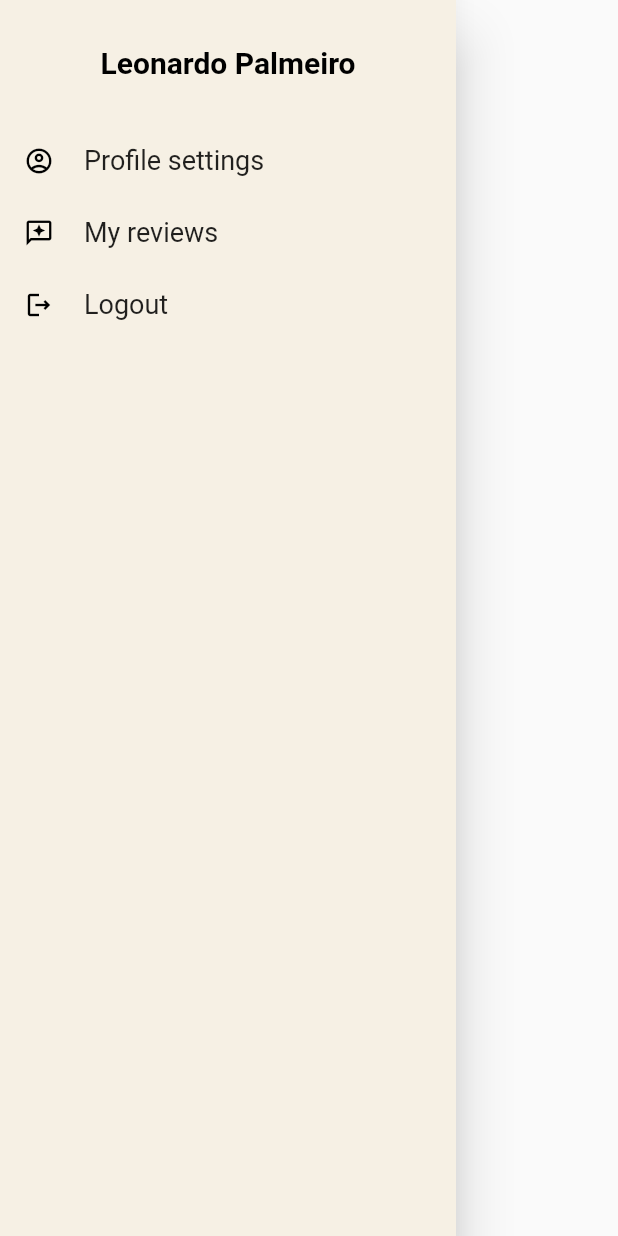
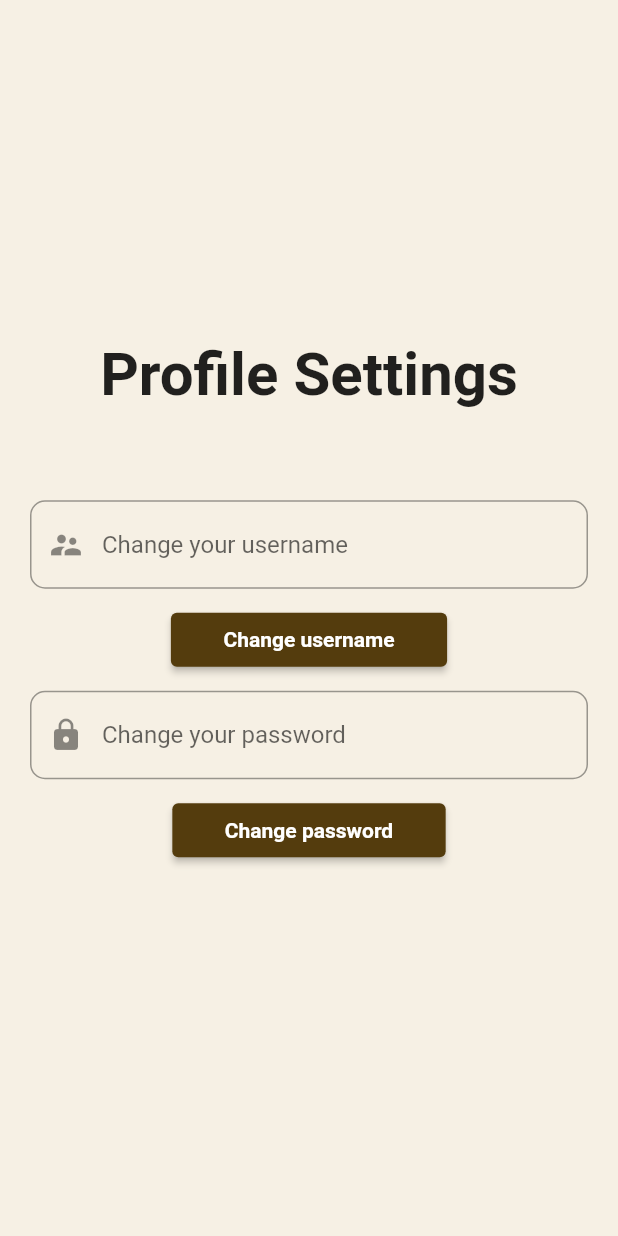
Before and after one commit to aryapangestu/Project_WTB-Travel, a Flutter app: the DrawerScreen widget shown alone on an empty page, opened directly, after a tap on "Profile settings", on a phone screen of 412 x 824 dp. Run offline on Flutter 3.47's test engine with Material 2 defaults, Android fonts, the light colour scheme and no system bars; our stand-ins replace flutter_rating_bar, nb_utils; missing offline and left inert: google_maps_widget; network calls fail.

Commit message:
update UI setting profile

```diff
--- a/EndUser_WTB-Travel/wtb_travel/lib/views/profile_screen.dart
+++ b/EndUser_WTB-Travel/wtb_travel/lib/views/profile_screen.dart
@@ -30,7 +30,14 @@ class _DrawwerScreenState extends State<DrawerScreen> {
             DrawerListTitle(
               iconData: Icons.account_circle_outlined,
               title: "Profile settings",
-              onTilePressed: () {},
+              onTilePressed: () {
+                Navigator.pushReplacement(
+                  context,
+                  MaterialPageRoute(
+                    builder: (context) => const SettingsProfile(),
+                  ),
+                );
+              },
             ),
             DrawerListTitle(
               iconData: Icons.reviews_outlined,
@@ -84,3 +91,125 @@ class DrawerListTitle extends StatelessWidget {
     );
   }
 }
+
+class SettingsProfile extends StatefulWidget {
+  const SettingsProfile({Key? key}) : super(key: key);
+
+  @override
+  State<SettingsProfile> createState() => _SettingsProfileState();
+}
+
+class _SettingsProfileState extends State<SettingsProfile> {
+  final _formKey = GlobalKey<FormState>();
+
+  var rememberValue = false;
+
+  @override
+  Widget build(BuildContext context) {
+    return Scaffold(
+      backgroundColor: const Color(0xfff6f0e4),
+      body: Container(
+        padding: const EdgeInsets.all(20),
+        child: Column(
+          mainAxisAlignment: MainAxisAlignment.center,
+          crossAxisAlignment: CrossAxisAlignment.center,
+          children: <Widget>[
+            const Text(
+              'Profile Settings',
+              style: TextStyle(
+                fontWeight: FontWeight.bold,
+                fontSize: 40,
+              ),
+            ),
+            const SizedBox(height: 60),
+            Form(
+              key: _formKey,
+              child: Column(
+                children: [
+                  TextFormField(
+                    validator: (value) {
+                      if (value == null || value.isEmpty) {
+                        return 'Please enter your username';
+                      }
+                      return null;
+                    },
+                    maxLines: 1,
+                    decoration: InputDecoration(
+                      hintText: 'Change your username',
+                      prefixIcon: const Icon(Icons.supervisor_account),
+                      focusedBorder: OutlineInputBorder(
+                        borderRadius: BorderRadius.circular(10),
+                        borderSide: const BorderSide(color: Color(0xff464544)),
+                      ),
+                      border: OutlineInputBorder(
+                          borderRadius: BorderRadius.circular(10),
+                          borderSide:
+                              const BorderSide(color: Color(0xff543c0d))),
+                    ),
+                  ),
+                  const SizedBox(
+                    height: 10,
+                  ),
+                  ElevatedButton(
+                    onPressed: () {},
+                    style: ElevatedButton.styleFrom(
+                        padding: const EdgeInsets.fromLTRB(35, 5, 35, 5),
+                        primary: const Color(0xff543c0d)),
+                    child: const Text(
+                      'Change username',
+                      style: TextStyle(
+                        fontWeight: FontWeight.bold,
+                      ),
+                    ),
+                  ),
+                  const SizedBox(
+                    height: 10,
+                  ),
+                  TextFormField(
+                    validator: (value) {
+                      if (value == null || value.isEmpty) {
+                        return 'Please enter your password';
+                      }
+                      return null;
+                    },
+                    maxLines: 1,
+                    obscureText: true,
+                    decoration: InputDecoration(
+                      prefixIcon: const Icon(Icons.lock),
+                      focusedBorder: OutlineInputBorder(
+                        borderRadius: BorderRadius.circular(10),
+                        borderSide: const BorderSide(color: Color(0xff543c0d)),
+                      ),
+                      hintText: 'Change your password',
+                      border: OutlineInputBorder(
+                        borderRadius: BorderRadius.circular(10),
+                      ),
+                    ),
+                  ),
+                  const SizedBox(
+                    height: 10,
+                  ),
+                  ElevatedButton(
+                    onPressed: () {},
+                    style: ElevatedButton.styleFrom(
+                        padding: const EdgeInsets.fromLTRB(35, 5, 35, 5),
+                        primary: const Color(0xff543c0d)),
+                    child: const Text(
+                      'Change password',
+                      style: TextStyle(
+                        fontWeight: FontWeight.bold,
+                      ),
+                    ),
+                  ),
+                  const SizedBox(
+                    height: 20,
+                  ),
+                ],
+              ),
+            )
+          ],
+        ),
+      ),
+    );
+  }
+}
```
